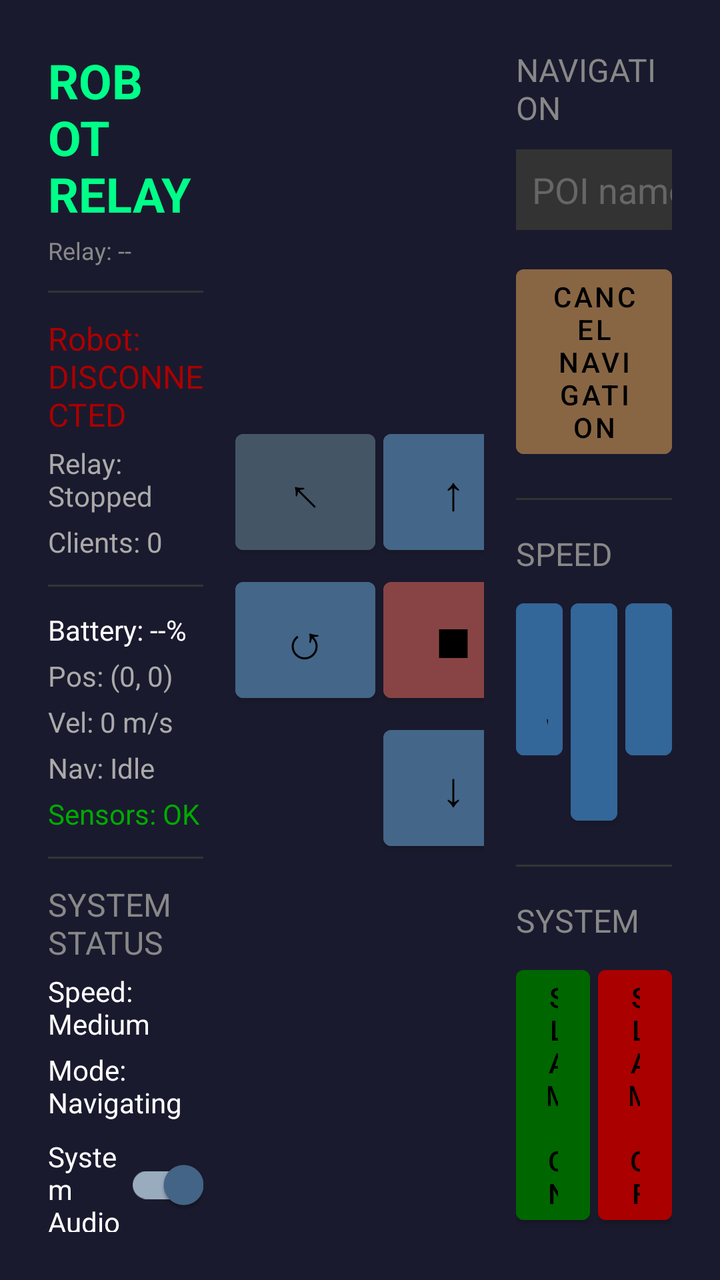
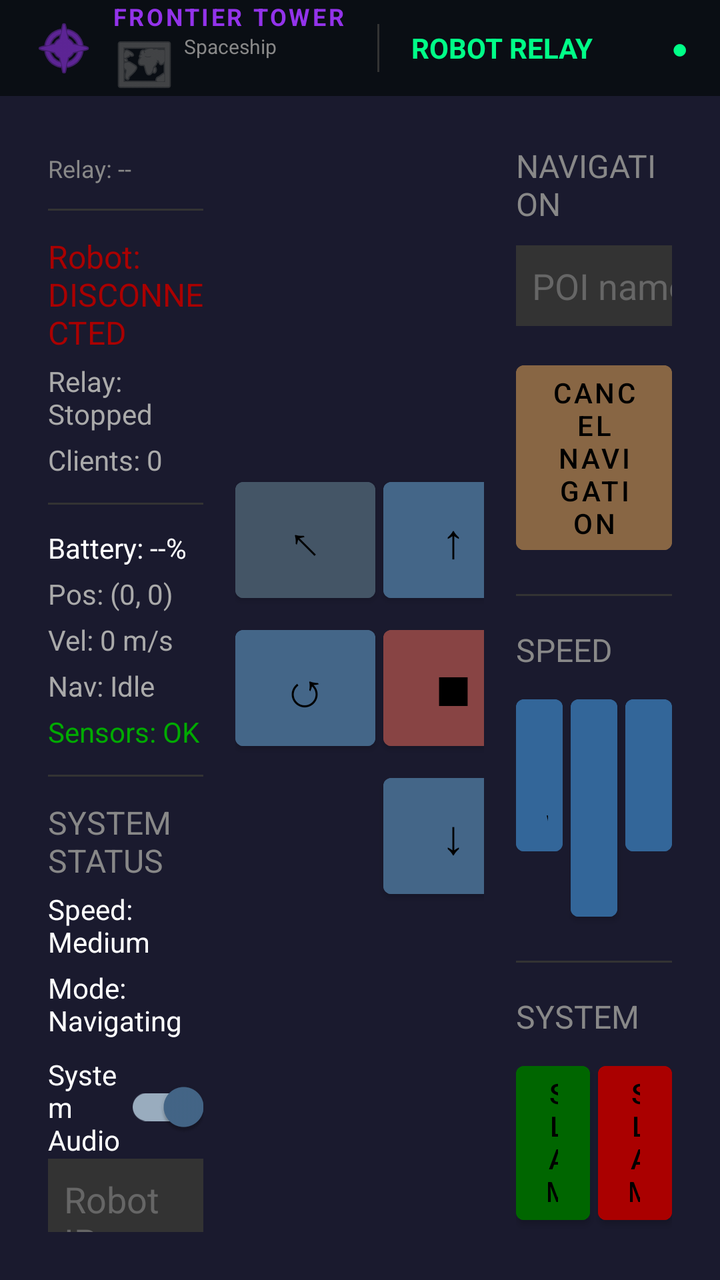

Two renders of the same Android screen: before a commit and after it. Below are the layout's source before the change and the commit's diff.
<!-- AndroidManifest.xml: application theme Theme.RobotRelay -->
<!-- res/layout/activity_main.xml -->
<?xml version="1.0" encoding="utf-8"?>
<FrameLayout xmlns:android="http://schemas.android.com/apk/res/android"
    xmlns:app="http://schemas.android.com/apk/res-auto"
    android:layout_width="match_parent"
    android:layout_height="match_parent"
    android:background="#1a1a2e">

    <LinearLayout
        android:id="@+id/main_layout"
        android:layout_width="match_parent"
        android:layout_height="match_parent"
        android:orientation="horizontal"
        android:padding="16dp">

        
        <LinearLayout
            android:layout_width="0dp"
            android:layout_height="match_parent"
            android:layout_weight="1"
            android:orientation="vertical"
            android:padding="8dp">

            <TextView
                android:layout_width="wrap_content"
                android:layout_height="wrap_content"
                android:text="ROBOT RELAY"
                android:textSize="24sp"
                android:textColor="#00ff88"
                android:textStyle="bold" />

            <TextView
                android:id="@+id/tvIpAddress"
                android:layout_width="wrap_content"
                android:layout_height="wrap_content"
                android:text="Relay: --"
                android:textSize="12sp"
                android:textColor="#888888"
                android:layout_marginTop="4dp" />

            <View
                android:layout_width="match_parent"
                android:layout_height="1dp"
                android:background="#333"
                android:layout_marginVertical="12dp" />

            <TextView
                android:id="@+id/tvRobotStatus"
                android:layout_width="wrap_content"
                android:layout_height="wrap_content"
                android:text="Robot: DISCONNECTED"
                android:textSize="16sp"
                android:textColor="#AA0000" />

            <TextView
                android:id="@+id/tvRelayStatus"
                android:layout_width="wrap_content"
                android:layout_height="wrap_content"
                android:text="Relay: Stopped"
                android:textSize="14sp"
                android:textColor="#AAAAAA"
                android:layout_marginTop="4dp" />

            <TextView
                android:id="@+id/tvClients"
                android:layout_width="wrap_content"
                android:layout_height="wrap_content"
                android:text="Clients: 0"
                android:textSize="14sp"
                android:textColor="#AAAAAA"
                android:layout_marginTop="4dp" />

            <View
                android:layout_width="match_parent"
                android:layout_height="1dp"
                android:background="#333"
                android:layout_marginVertical="12dp" />

            <TextView
                android:id="@+id/tvBattery"
                android:layout_width="wrap_content"
                android:layout_height="wrap_content"
                android:text="Battery: --%"
                android:textSize="14sp"
                android:textColor="#FFFFFF" />

            <TextView
                android:id="@+id/tvPosition"
                android:layout_width="wrap_content"
                android:layout_height="wrap_content"
                android:text="Pos: (0, 0)"
                android:textSize="14sp"
                android:textColor="#AAAAAA"
                android:layout_marginTop="4dp" />

            <TextView
                android:id="@+id/tvVelocity"
                android:layout_width="wrap_content"
                android:layout_height="wrap_content"
                android:text="Vel: 0 m/s"
                android:textSize="14sp"
                android:textColor="#AAAAAA"
                android:layout_marginTop="4dp" />

            <TextView
                android:id="@+id/tvNavStatus"
                android:layout_width="wrap_content"
                android:layout_height="wrap_content"
                android:text="Nav: Idle"
                android:textSize="14sp"
                android:textColor="#AAAAAA"
                android:layout_marginTop="4dp" />

            <TextView
                android:id="@+id/tvSensorStatus"
                android:layout_width="wrap_content"
                android:layout_height="wrap_content"
                android:text="Sensors: OK"
                android:textSize="14sp"
                android:textColor="#00AA00"
                android:layout_marginTop="4dp" />

            <TextView
                android:id="@+id/tvEstop"
                android:layout_width="wrap_content"
                android:layout_height="wrap_content"
                android:text="E-STOP ACTIVE"
                android:textSize="18sp"
                android:textColor="#FF0000"
                android:textStyle="bold"
                android:visibility="gone"
                android:layout_marginTop="8dp" />

            <View
                android:layout_width="match_parent"
                android:layout_height="1dp"
                android:background="#333"
                android:layout_marginVertical="12dp" />

            <TextView
                android:layout_width="wrap_content"
                android:layout_height="wrap_content"
                android:text="SYSTEM STATUS"
                android:textSize="16sp"
                android:textColor="#888888" />

            <TextView
                android:id="@+id/tvSpeedStatus"
                android:layout_width="wrap_content"
                android:layout_height="wrap_content"
                android:text="Speed: Medium"
                android:textSize="14sp"
                android:textColor="#FFFFFF"
                android:layout_marginTop="4dp" />

            <LinearLayout
                android:layout_width="match_parent"
                android:layout_height="wrap_content"
                android:orientation="horizontal"
                android:gravity="center_vertical"
                android:layout_marginTop="4dp">

                <TextView
                    android:id="@+id/tvSlamStatus"
                    android:layout_width="wrap_content"
                    android:layout_height="wrap_content"
                    android:text="Mode: Navigating"
                    android:textSize="14sp"
                    android:textColor="#FFFFFF" />

                <ImageView
                    android:id="@+id/ivSlamIcon"
                    android:layout_width="20dp"
                    android:layout_height="20dp"
                    android:src="@android:drawable/ic_menu_mapmode"
                    android:visibility="gone"
                    android:layout_marginStart="8dp"
                    app:tint="#00ff88" />
            </LinearLayout>

            <com.google.android.material.switchmaterial.SwitchMaterial
                android:id="@+id/switchAudio"
                android:layout_width="match_parent"
                android:layout_height="wrap_content"
                android:text="System Audio"
                android:textColor="#FFFFFF"
                android:checked="true"
                android:layout_marginTop="8dp"/>


            <View
                android:layout_width="match_parent"
                android:layout_height="0dp"
                android:layout_weight="1" />

            <EditText
                android:id="@+id/etRobotIp"
                android:layout_width="match_parent"
                android:layout_height="wrap_content"
                android:hint="Robot IP"
                android:textColor="#FFFFFF"
                android:textColorHint="#666666"
                android:background="#333333"
                android:padding="8dp"
                android:layout_marginBottom="8dp"/>

            <Button
                android:id="@+id/btnReconnect"
                android:layout_width="match_parent"
                android:layout_height="wrap_content"
                android:text="Save IP &amp; Restart"
                android:backgroundTint="#336699" />

        </LinearLayout>

        
        <LinearLayout
            android:layout_width="0dp"
            android:layout_height="match_parent"
            android:layout_weight="1.5"
            android:orientation="vertical"
            android:gravity="center"
            android:padding="8dp">

            
            <LinearLayout
                android:layout_width="wrap_content"
                android:layout_height="wrap_content"
                android:orientation="horizontal">

                <Button
                    android:id="@+id/btnForwardLeft"
                    android:layout_width="70dp"
                    android:layout_height="70dp"
                    android:text="↖"
                    android:textSize="24sp"
                    android:backgroundTint="#445566" />

                <Button
                    android:id="@+id/btnForward"
                    android:layout_width="70dp"
                    android:layout_height="70dp"
                    android:text="↑"
                    android:textSize="24sp"
                    android:backgroundTint="#446688"
                    android:layout_marginHorizontal="4dp" />

                <Button
                    android:id="@+id/btnForwardRight"
                    android:layout_width="70dp"
                    android:layout_height="70dp"
                    android:text="↗"
                    android:textSize="24sp"
                    android:backgroundTint="#445566" />
            </LinearLayout>

            
            <LinearLayout
                android:layout_width="wrap_content"
                android:layout_height="wrap_content"
                android:orientation="horizontal"
                android:layout_marginVertical="4dp">

                <Button
                    android:id="@+id/btnLeft"
                    android:layout_width="70dp"
                    android:layout_height="70dp"
                    android:text="↺"
                    android:textSize="24sp"
                    android:backgroundTint="#446688" />

                <Button
                    android:id="@+id/btnStop"
                    android:layout_width="70dp"
                    android:layout_height="70dp"
                    android:text="■"
                    android:textSize="24sp"
                    android:backgroundTint="#884444"
                    android:layout_marginHorizontal="4dp" />

                <Button
                    android:id="@+id/btnRight"
                    android:layout_width="70dp"
                    android:layout_height="70dp"
                    android:text="↻"
                    android:textSize="24sp"
                    android:backgroundTint="#446688" />
            </LinearLayout>

            
            <LinearLayout
                android:layout_width="wrap_content"
                android:layout_height="wrap_content"
                android:orientation="horizontal">

                <View
                    android:layout_width="70dp"
                    android:layout_height="70dp" />

                <Button
                    android:id="@+id/btnBackward"
                    android:layout_width="70dp"
                    android:layout_height="70dp"
                    android:text="↓"
                    android:textSize="24sp"
                    android:backgroundTint="#446688"
                    android:layout_marginHorizontal="4dp" />

                <View
                    android:layout_width="70dp"
                    android:layout_height="70dp" />
            </LinearLayout>

        </LinearLayout>

        
        <LinearLayout
            android:layout_width="0dp"
            android:layout_height="match_parent"
            android:layout_weight="1"
            android:orientation="vertical"
            android:padding="8dp">

            <TextView
                android:layout_width="wrap_content"
                android:layout_height="wrap_content"
                android:text="NAVIGATION"
                android:textSize="16sp"
                android:textColor="#888888" />

            <LinearLayout
                android:layout_width="match_parent"
                android:layout_height="wrap_content"
                android:orientation="horizontal"
                android:layout_marginTop="8dp">

                <EditText
                    android:id="@+id/etPoi"
                    android:layout_width="0dp"
                    android:layout_height="wrap_content"
                    android:layout_weight="1"
                    android:hint="POI name"
                    android:textColor="#FFFFFF"
                    android:textColorHint="#666666"
                    android:background="#333333"
                    android:padding="8dp" />

                <Button
                    android:id="@+id/btnGoPoi"
                    android:layout_width="wrap_content"
                    android:layout_height="wrap_content"
                    android:text="GO"
                    android:backgroundTint="#448844"
                    android:layout_marginStart="4dp" />
            </LinearLayout>

            <Button
                android:id="@+id/btnCancel"
                android:layout_width="match_parent"
                android:layout_height="wrap_content"
                android:text="Cancel Navigation"
                android:backgroundTint="#886644"
                android:layout_marginTop="8dp" />

            <View
                android:layout_width="match_parent"
                android:layout_height="1dp"
                android:background="#333"
                android:layout_marginVertical="16dp" />

            <TextView
                android:layout_width="wrap_content"
                android:layout_height="wrap_content"
                android:text="SPEED"
                android:textSize="16sp"
                android:textColor="#888888" />

            <LinearLayout
                android:layout_width="match_parent"
                android:layout_height="wrap_content"
                android:orientation="horizontal"
                android:layout_marginTop="8dp">

                <Button
                    android:id="@+id/btnSpeedSlow"
                    android:layout_width="0dp"
                    android:layout_height="wrap_content"
                    android:layout_weight="1"
                    android:text="Slow"
                    android:backgroundTint="#336699" />

                <Button
                    android:id="@+id/btnSpeedMedium"
                    android:layout_width="0dp"
                    android:layout_height="wrap_content"
                    android:layout_weight="1"
                    android:text="Medium"
                    android:backgroundTint="#336699"
                    android:layout_marginHorizontal="4dp" />

                <Button
                    android:id="@+id/btnSpeedFast"
                    android:layout_width="0dp"
                    android:layout_height="wrap_content"
                    android:layout_weight="1"
                    android:text="Fast"
                    android:backgroundTint="#336699" />
            </LinearLayout>

            <View
                android:layout_width="match_parent"
                android:layout_height="1dp"
                android:background="#333"
                android:layout_marginVertical="16dp" />

            <TextView
                android:layout_width="wrap_content"
                android:layout_height="wrap_content"
                android:text="SYSTEM"
                android:textSize="16sp"
                android:textColor="#888888" />

            <LinearLayout
                android:layout_width="match_parent"
                android:layout_height="wrap_content"
                android:orientation="horizontal"
                android:layout_marginTop="8dp">

                <Button
                    android:id="@+id/btnSlamOn"
                    android:layout_width="0dp"
                    android:layout_height="wrap_content"
                    android:layout_weight="1"
                    android:text="SLAM On"
                    android:backgroundTint="#006600" />

                <Button
                    android:id="@+id/btnSlamOff"
                    android:layout_width="0dp"
                    android:layout_height="wrap_content"
                    android:layout_weight="1"
                    android:text="SLAM Off"
                    android:backgroundTint="#AA0000"
                    android:layout_marginStart="4dp" />
            </LinearLayout>

            <View
                android:layout_width="match_parent"
                android:layout_height="1dp"
                android:background="#333"
                android:layout_marginVertical="16dp" />

            <TextView
                android:layout_width="wrap_content"
                android:layout_height="wrap_content"
                android:text="EMERGENCY"
                android:textSize="16sp"
                android:textColor="#888888" />

            <Button
                android:id="@+id/btnEstop"
                android:layout_width="match_parent"
                android:layout_height="wrap_content"
                android:text="E-STOP"
                android:backgroundTint="#AA0000"
                android:textSize="18sp"
                android:textStyle="bold"
                android:layout_marginTop="8dp" />

            <Button
                android:id="@+id/btnReleaseEstop"
                android:layout_width="match_parent"
                android:layout_height="wrap_content"
                android:text="Release E-Stop"
                android:backgroundTint="#006600"
                android:layout_marginTop="8dp" />

        </LinearLayout>

    </LinearLayout>

    <WebView
        android:id="@+id/webView"
        android:layout_width="match_parent"
        android:layout_height="match_parent"
        android:visibility="gone" />

    
    <FrameLayout
        android:id="@+id/countdownOverlay"
        android:layout_width="wrap_content"
        android:layout_height="wrap_content"
        android:layout_gravity="bottom|end"
        android:layout_marginEnd="48dp"
        android:layout_marginBottom="48dp"
        android:background="@drawable/countdown_background"
        android:padding="32dp"
        android:elevation="10dp"
        android:visibility="gone">

        <LinearLayout
            android:layout_width="wrap_content"
            android:layout_height="wrap_content"
            android:orientation="vertical"
            android:gravity="center">

            <TextView
                android:id="@+id/tvCountdownLabel"
                android:layout_width="wrap_content"
                android:layout_height="wrap_content"
                android:text="Next stop in"
                android:textColor="#FFFFFF"
                android:textSize="28sp"
                android:alpha="0.9" />

            <TextView
                android:id="@+id/tvCountdownTimer"
                android:layout_width="wrap_content"
                android:layout_height="wrap_content"
                android:text="00:00"
                android:textColor="#FFFFFF"
                android:textSize="96sp"
                android:textStyle="bold"
                android:fontFamily="monospace" />

        </LinearLayout>

    </FrameLayout>

    
    <FrameLayout
        android:id="@+id/lockOverlay"
        android:layout_width="match_parent"
        android:layout_height="match_parent"
        android:background="@android:color/transparent"
        android:visibility="gone"
        android:elevation="20dp"
        android:clickable="true"
        android:focusable="true">

        
        <LinearLayout
            android:id="@+id/lockContentLayout"
            android:layout_width="wrap_content"
            android:layout_height="wrap_content"
            android:layout_gravity="center"
            android:orientation="vertical"
            android:gravity="center"
            android:padding="32dp"
            android:background="#DD000000"
            android:visibility="gone">

            <TextView
                android:layout_width="wrap_content"
                android:layout_height="wrap_content"
                android:text="🔒"
                android:textSize="64sp" />

            <TextView
                android:id="@+id/tvLockMessage"
                android:layout_width="wrap_content"
                android:layout_height="wrap_content"
                android:text="Tour Mode Active"
                android:textColor="#FFFFFF"
                android:textSize="24sp"
                android:textStyle="bold"
                android:layout_marginTop="16dp" />

            <TextView
                android:layout_width="wrap_content"
                android:layout_height="wrap_content"
                android:text="Tap to enter unlock code"
                android:textColor="#AAAAAA"
                android:textSize="16sp"
                android:layout_marginTop="8dp" />

            
            <LinearLayout
                android:id="@+id/pinEntryLayout"
                android:layout_width="wrap_content"
                android:layout_height="wrap_content"
                android:orientation="vertical"
                android:gravity="center"
                android:layout_marginTop="24dp"
                android:visibility="gone">

                <EditText
                    android:id="@+id/etPinCode"
                    android:layout_width="200dp"
                    android:layout_height="wrap_content"
                    android:hint="Enter PIN"
                    android:inputType="numberPassword"
                    android:textColor="#FFFFFF"
                    android:textColorHint="#666666"
                    android:textSize="24sp"
                    android:gravity="center"
                    android:background="#333333"
                    android:padding="16dp" />

                <LinearLayout
                    android:layout_width="wrap_content"
                    android:layout_height="wrap_content"
                    android:orientation="horizontal"
                    android:layout_marginTop="16dp">

                    <Button
                        android:id="@+id/btnPinCancel"
                        android:layout_width="wrap_content"
                        android:layout_height="wrap_content"
                        android:text="Cancel"
                        android:backgroundTint="#666666" />

                    <Button
                        android:id="@+id/btnPinSubmit"
                        android:layout_width="wrap_content"
                        android:layout_height="wrap_content"
                        android:text="Unlock"
                        android:backgroundTint="#448844"
                        android:layout_marginStart="16dp" />

                </LinearLayout>

            </LinearLayout>

        </LinearLayout>

    </FrameLayout>

</FrameLayout>
<!-- resources referenced by this layout -->
<resources>
  <!-- drawable countdown_background (drawable) -->
  <?xml version="1.0" encoding="utf-8"?>
  <shape xmlns:android="http://schemas.android.com/apk/res/android"
      android:shape="rectangle">
      <solid android:color="#DD1a1a2e" />
      <corners android:radius="16dp" />
      <stroke
          android:width="2dp"
          android:color="#00ff88" />
  </shape>
  <style name="Theme.RobotRelay" parent="Theme.MaterialComponents.DayNight.NoActionBar">
          <item name="colorPrimary">#00ff88</item>
          <item name="colorPrimaryVariant">#00aa55</item>
          <item name="colorOnPrimary">#000000</item>
          <item name="colorSecondary">#446688</item>
          <item name="colorSecondaryVariant">#334455</item>
          <item name="colorOnSecondary">#FFFFFF</item>
          <item name="android:statusBarColor">#1a1a2e</item>
          <item name="android:navigationBarColor">#1a1a2e</item>
          <item name="android:windowBackground">#1a1a2e</item>
      </style>
</resources>

<!-- the commit's change to res/layout/activity_main.xml (unified diff, before → after) -->
@@ -9,24 +9,97 @@
         android:id="@+id/main_layout"
         android:layout_width="match_parent"
         android:layout_height="match_parent"
-        android:orientation="horizontal"
-        android:padding="16dp">
+        android:orientation="vertical"
+        android:padding="0dp">
 
         
         <LinearLayout
-            android:layout_width="0dp"
-            android:layout_height="match_parent"
-            android:layout_weight="1"
-            android:orientation="vertical"
-            android:padding="8dp">
+            android:layout_width="match_parent"
+            android:layout_height="48dp"
+            android:orientation="horizontal"
+            android:gravity="center_vertical"
+            android:paddingHorizontal="16dp"
+            android:background="#0A0E14">
+
+            <ImageView
+                android:id="@+id/ivFtLogo"
+                android:layout_width="32dp"
+                android:layout_height="32dp"
+                android:src="@android:drawable/ic_menu_compass"
+                app:tint="#9333EA" />
+
+            <LinearLayout
+                android:layout_width="wrap_content"
+                android:layout_height="wrap_content"
+                android:orientation="vertical"
+                android:layout_marginStart="8dp">
+
+                <TextView
+                    android:layout_width="wrap_content"
+                    android:layout_height="wrap_content"
+                    android:text="FRONTIER TOWER"
+                    android:textSize="12sp"
+                    android:textColor="#9333EA"
+                    android:textStyle="bold"
+                    android:letterSpacing="0.1" />
+
+                <TextView
+                    android:id="@+id/tvFloorName"
+                    android:layout_width="wrap_content"
+                    android:layout_height="wrap_content"
+                    android:text="Spaceship"
+                    android:textSize="10sp"
+                    android:textColor="#888888"
+                    android:drawableStart="@android:drawable/ic_menu_mapmode"
+                    android:drawablePadding="4dp"
+                    android:drawableTint="#666666" />
+
+            </LinearLayout>
+
+            <View
+                android:layout_width="1dp"
+                android:layout_height="24dp"
+                android:background="#333333"
+                android:layout_marginHorizontal="16dp" />
 
             <TextView
                 android:layout_width="wrap_content"
                 android:layout_height="wrap_content"
                 android:text="ROBOT RELAY"
-                android:textSize="24sp"
+                android:textSize="14sp"
                 android:textColor="#00ff88"
                 android:textStyle="bold" />
+
+            <View
+                android:layout_width="0dp"
+                android:layout_height="1dp"
+                android:layout_weight="1" />
+
+            <TextView
+                android:id="@+id/tvHeaderStatus"
+                android:layout_width="wrap_content"
+                android:layout_height="wrap_content"
+                android:text="●"
+                android:textSize="14sp"
+                android:textColor="#00ff88" />
+
+        </LinearLayout>
+
+        
+        <LinearLayout
+            android:layout_width="match_parent"
+            android:layout_height="0dp"
+            android:layout_weight="1"
+            android:orientation="horizontal"
+            android:padding="16dp">
+
+            
+            <LinearLayout
+                android:layout_width="0dp"
+                android:layout_height="match_parent"
+                android:layout_weight="1"
+                android:orientation="vertical"
+                android:padding="8dp">
 
             <TextView
                 android:id="@+id/tvIpAddress"
@@ -476,7 +549,9 @@
 
         </LinearLayout>
 
-    </LinearLayout>
+        </LinearLayout> 
+
+    </LinearLayout> 
 
     <WebView
         android:id="@+id/webView"
@@ -528,6 +603,101 @@
 
     
     <FrameLayout
+        android:id="@+id/motionOverlay"
+        android:layout_width="match_parent"
+        android:layout_height="match_parent"
+        android:background="#1a1a2e"
+        android:visibility="gone"
+        android:elevation="15dp">
+
+        <LinearLayout
+            android:layout_width="match_parent"
+            android:layout_height="match_parent"
+            android:orientation="vertical"
+            android:gravity="center"
+            android:padding="48dp">
+
+            
+            <LinearLayout
+                android:id="@+id/motionWaitingLayout"
+                android:layout_width="wrap_content"
+                android:layout_height="wrap_content"
+                android:orientation="vertical"
+                android:gravity="center"
+                android:visibility="gone">
+
+                <TextView
+                    android:layout_width="wrap_content"
+                    android:layout_height="wrap_content"
+                    android:text="👋"
+                    android:textSize="128sp" />
+
+                <TextView
+                    android:layout_width="wrap_content"
+                    android:layout_height="wrap_content"
+                    android:text="Waiting for visitor..."
+                    android:textColor="#FFFFFF"
+                    android:textSize="36sp"
+                    android:textStyle="bold"
+                    android:layout_marginTop="32dp" />
+
+                <TextView
+                    android:layout_width="wrap_content"
+                    android:layout_height="wrap_content"
+                    android:text="Approach to start your tour"
+                    android:textColor="#888888"
+                    android:textSize="24sp"
+                    android:layout_marginTop="16dp" />
+
+            </LinearLayout>
+
+            
+            <LinearLayout
+                android:id="@+id/motionStartLayout"
+                android:layout_width="wrap_content"
+                android:layout_height="wrap_content"
+                android:orientation="vertical"
+                android:gravity="center"
+                android:visibility="gone">
+
+                <TextView
+                    android:layout_width="wrap_content"
+                    android:layout_height="wrap_content"
+                    android:text="🤖"
+                    android:textSize="128sp" />
+
+                <TextView
+                    android:id="@+id/tvMotionGreeting"
+                    android:layout_width="wrap_content"
+                    android:layout_height="wrap_content"
+                    android:text="Hello! Ready for a tour?"
+                    android:textColor="#FFFFFF"
+                    android:textSize="36sp"
+                    android:textStyle="bold"
+                    android:gravity="center"
+                    android:layout_marginTop="32dp" />
+
+                <Button
+                    android:id="@+id/btnStartTour"
+                    android:layout_width="wrap_content"
+                    android:layout_height="wrap_content"
+                    android:minWidth="300dp"
+                    android:minHeight="100dp"
+                    android:text="START TOUR"
+                    android:textSize="32sp"
+                    android:textStyle="bold"
+                    android:backgroundTint="#00AA00"
+                    android:layout_marginTop="48dp"
+                    android:padding="24dp" />
+
+            </LinearLayout>
+
+        </LinearLayout>
+
+    </FrameLayout>
+
+    
+    <FrameLayout
         android:id="@+id/lockOverlay"
         android:layout_width="match_parent"
         android:layout_height="match_parent"
